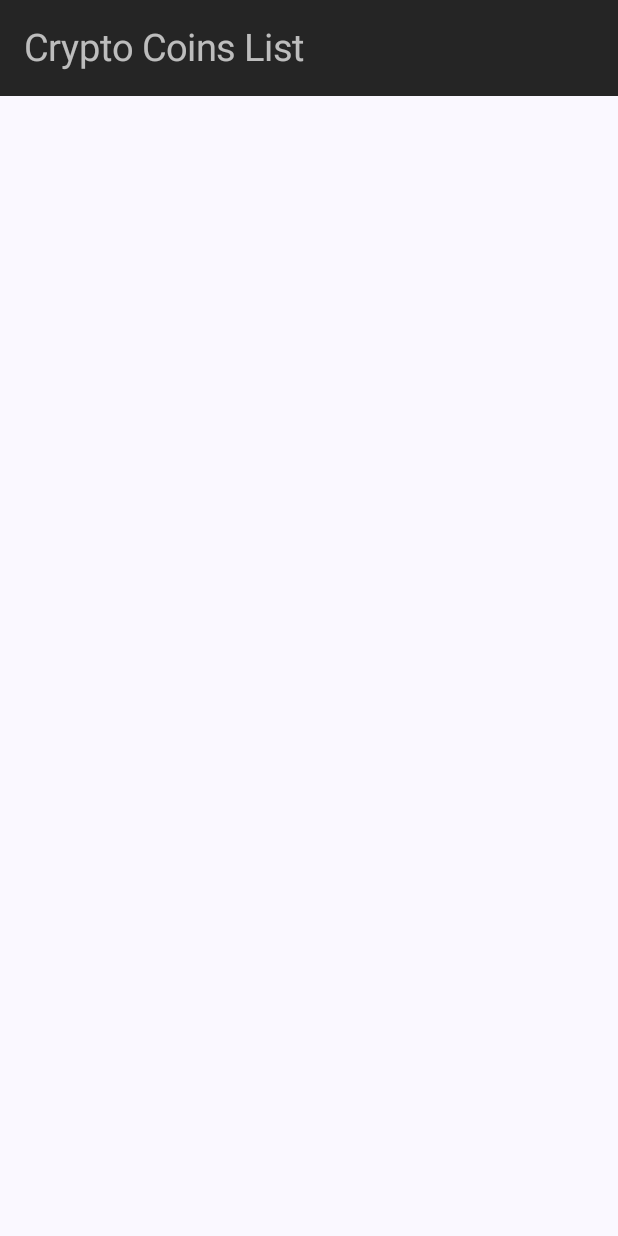
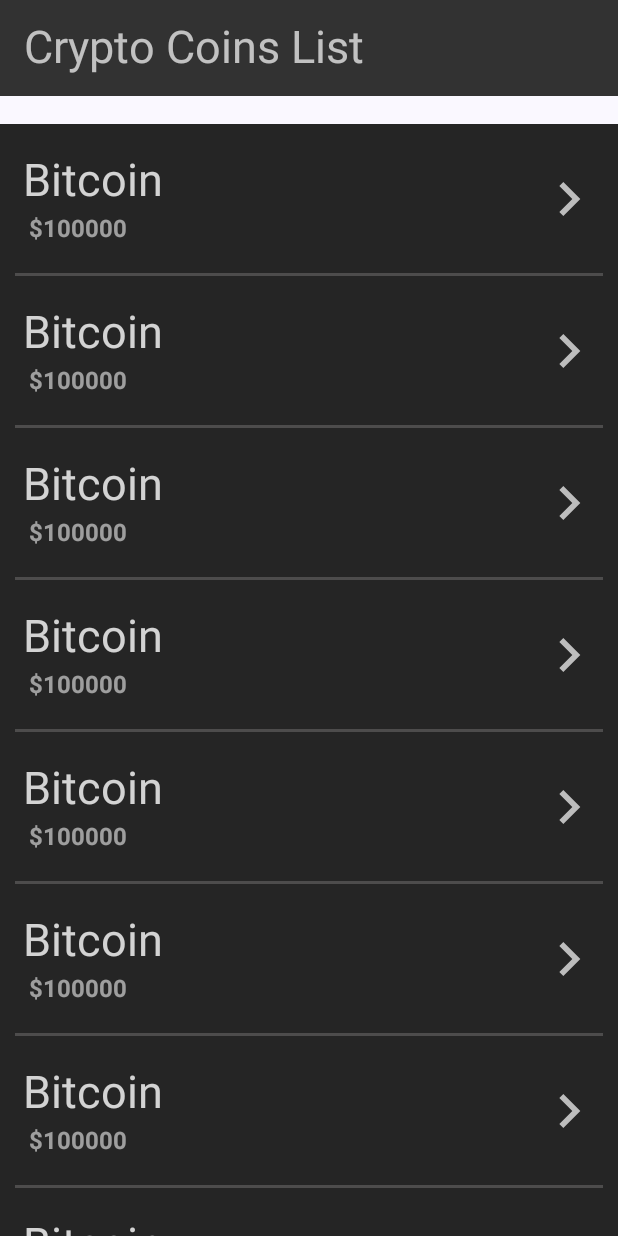
Before and after one commit to ana-znv/crypto-coins, an Android app built with Jetpack Compose: the screen it shows after launch (MainActivity), on a phone screen of 412 x 824 dp. Run offline under Robolectric (Android 15) with nearby library versions, the phone set to English and light mode, and no system bars.

Commit message:
created list of items

```diff
--- a/app/src/main/java/com/example/cryptocoinslist/MainActivity.kt
+++ b/app/src/main/java/com/example/cryptocoinslist/MainActivity.kt
@@ -6,20 +6,41 @@ import androidx.activity.ComponentActivity
 import androidx.activity.compose.setContent
 import androidx.activity.enableEdgeToEdge
 import androidx.compose.foundation.background
+import androidx.compose.foundation.layout.Arrangement
+import androidx.compose.foundation.layout.Column
+import androidx.compose.foundation.layout.Row
+import androidx.compose.foundation.layout.Spacer
+import androidx.compose.foundation.layout.fillMaxHeight
 import androidx.compose.foundation.layout.fillMaxSize
+import androidx.compose.foundation.layout.fillMaxWidth
+import androidx.compose.foundation.layout.height
 import androidx.compose.foundation.layout.padding
+import androidx.compose.foundation.layout.size
+import androidx.compose.foundation.lazy.LazyColumn
+import androidx.compose.foundation.lazy.items
+import androidx.compose.material.icons.Icons
+import androidx.compose.material.icons.filled.Build
+import androidx.compose.material.icons.filled.KeyboardArrowRight
+import androidx.compose.material.icons.filled.PlayArrow
+import androidx.compose.material.icons.rounded.ShoppingCart
 import androidx.compose.material3.ExperimentalMaterial3Api
+import androidx.compose.material3.HorizontalDivider
+import androidx.compose.material3.Icon
+import androidx.compose.material3.IconButton
 import androidx.compose.material3.Scaffold
 import androidx.compose.material3.Surface
 import androidx.compose.material3.Text
 import androidx.compose.material3.TopAppBar
 import androidx.compose.material3.TopAppBarDefaults
 import androidx.compose.runtime.Composable
+import androidx.compose.ui.Alignment
 import androidx.compose.ui.Modifier
 import androidx.compose.ui.draw.alpha
 import androidx.compose.ui.graphics.Color
+import androidx.compose.ui.res.stringResource
 import androidx.compose.ui.text.TextStyle
 import androidx.compose.ui.text.font.FontWeight
+import androidx.compose.ui.unit.dp
 import androidx.compose.ui.unit.sp
 import com.example.cryptocoinslist.ui.theme.CryptoCoinsListTheme
 
@@ -49,7 +70,10 @@ fun Main() {
         modifier = Modifier.fillMaxSize(),
         color = Color(0xFF252525),
     ) {
-        MainScreenAppBar()
+        Column {
+            MainScreenAppBar()
+            MainScreenList()
+        }
     }
 }
 
@@ -58,18 +82,19 @@ fun Main() {
 @Composable
 fun MainScreenAppBar() {
     Scaffold(
-        contentColor = Color(0xFF252525),
+        modifier = Modifier.fillMaxHeight(0.1f),
         topBar = {
             TopAppBar(
                 colors = TopAppBarDefaults.topAppBarColors(
-                    containerColor = Color(0xFF252525),
+                    containerColor = Color(0xFF323232),
                     titleContentColor = Color.White,
                 ),
                 title = {
-                    Text(text = "Crypto Coins List",
+                    Text(
+                        text = "Crypto Coins List",
                         modifier = Modifier.alpha(0.7f),
                         style = TextStyle(
-                            fontSize = 25.sp,
+                            fontSize = 30.sp,
                         )
                     )
                 }
@@ -78,3 +103,61 @@ fun MainScreenAppBar() {
     ) {
     }
 }
+
+@Composable
+fun MainScreenList() {
+    LazyColumn {
+        items(15) {
+            Row(
+                modifier = Modifier
+                    .fillMaxWidth(),
+                horizontalArrangement = Arrangement.SpaceBetween,
+                verticalAlignment = Alignment.CenterVertically
+            ) {
+                Column(
+                    modifier = Modifier
+                        .alpha(0.8f)
+                        .padding(
+                            vertical = 20.dp,
+                            horizontal = 15.dp
+                        )
+                ) {
+                    Text(
+                        text = "Bitcoin",
+                        style = TextStyle(
+                            color = Color.White,
+                            fontSize = 30.sp
+                        )
+                    )
+                    Spacer(modifier = Modifier.height(5.dp))
+                    Text(
+                        modifier = Modifier
+                            .alpha(0.7f)
+                            .padding(horizontal = 4.dp),
+                        text = "$100000",
+                        style = TextStyle(
+                            color = Color.White,
+                            fontSize = 16.sp,
+                            fontWeight = FontWeight.Bold
+                        )
+                    )
+                }
+                Icon(
+                    modifier = Modifier
+                        .padding(end = 10.dp)
+                        .size(45.dp)
+                        .alpha(0.7f),
+                    imageVector = Icons.Filled.KeyboardArrowRight,
+                    contentDescription = "Next",
+                    tint = Color.White,
+                )
+            }
+            HorizontalDivider(
+
+                thickness = 2.dp,
+                color = Color(0xFF4D4C4C),
+                modifier = Modifier.padding(horizontal = 10.dp)
+            )
+        }
+    }
+}
```
